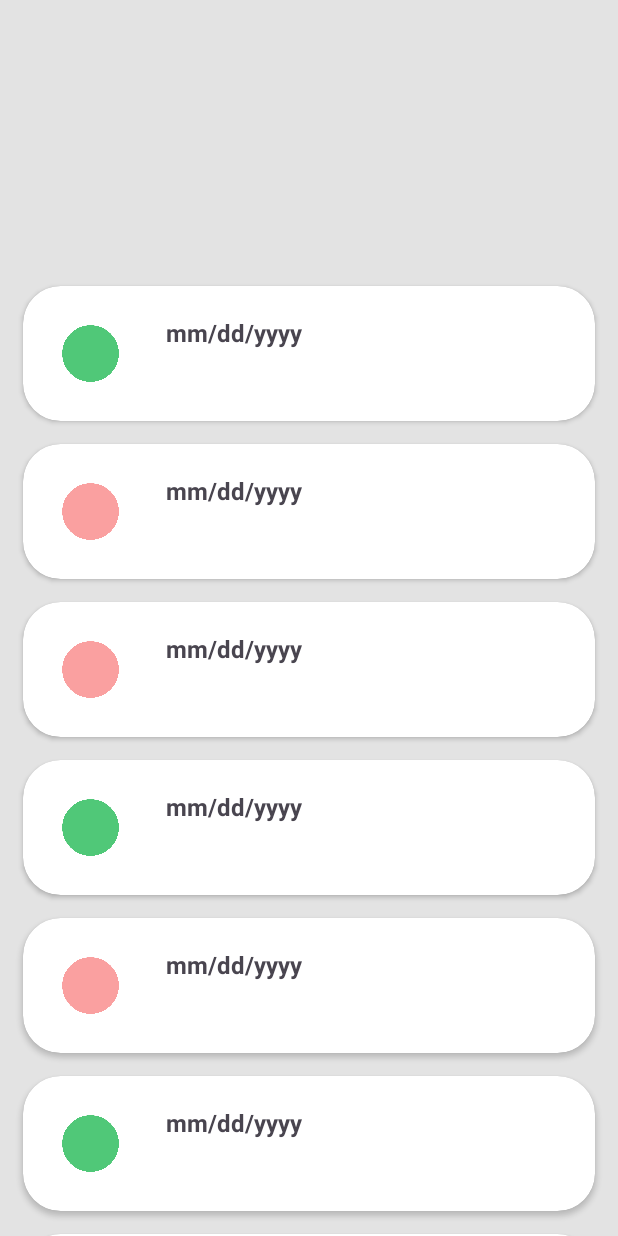
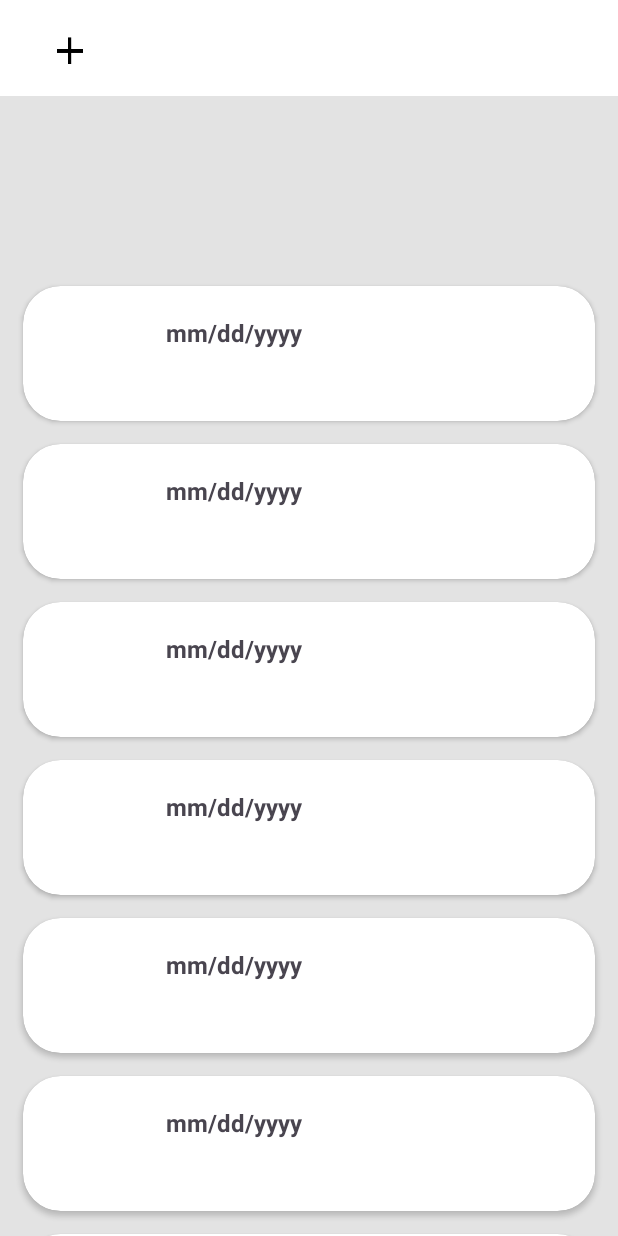
Before and after one commit to GPBarrick/Pace-Application, an Android app: the screen it shows after launch (MainActivity), on a phone screen of 412 x 824 dp. Run offline under Robolectric (Android 15) with nearby library versions, the light colour scheme and no system bars.

Commit message:
Added Toolbar
- added activity AddClientModule
- added a toolbar button to take you to AddClientModule

```diff
--- a/app/src/main/AndroidManifest.xml
+++ b/app/src/main/AndroidManifest.xml
@@ -13,6 +13,9 @@
         android:theme="@style/Theme.Pace"
         tools:targetApi="31">
         <activity
+            android:name=".AddClientModule"
+            android:exported="false" />
+        <activity
             android:name=".MainActivity"
             android:exported="true">
             <intent-filter>
--- a/app/src/main/java/com/example/pace/ClientModule.java
+++ b/app/src/main/java/com/example/pace/ClientModule.java
@@ -1,22 +1,50 @@
 package com.example.pace;
+import java.util.ArrayList;
 public class ClientModule {
 
     private String dateText;
     private int imageResource;
 
-    //constructor for variable.
-    public ClientModule(String DateText, int imageResource){
+    private float distance;
+    private float milesPerGallon;
+    private float gasPrice;
+    private float income;
+
+    public ClientModule(String DateText){
         this.dateText = DateText;
-        this.imageResource = imageResource;
     }
 
-    //getters
+    public ClientModule(float distance, float milesPerGallon, float gasPrice, float income) {
+        this.distance = distance;
+        this.milesPerGallon = milesPerGallon;
+        this.gasPrice = gasPrice;
+        this.income = income;
+    }
+
+    public void setDateText(String dateText) { this.dateText = dateText; }
     public String getDateText() { return this.dateText; }
+
+    public void setImageResource(int imageResource) { this.imageResource = imageResource; }
     public int getImageResource() { return this.imageResource; }
 
-    //Setters
-    public void setDateText(String dateText) { this.dateText = dateText; }
-    public void setImageResource(int imageResource) { this.imageResource = imageResource; }
+    public void setDistance(float distance) { this.distance = distance; }
+    public float getDistance() { return this.distance; }
+
+    public void setMilesPerGallon(float milesPerGallon) { this.milesPerGallon = milesPerGallon; }
+    public float getMilesPerGallon() { return this.milesPerGallon; }
+
+    public void setGasPrice(float gasPrice) { this.gasPrice = gasPrice; }
+    public float getGasPrice() { return this.gasPrice; }
+
+    public void setIncome(float income) { this.income = income; }
+    public float getIncome() { return income; }
+
+    public float CalculateExpenditure() {
+        return (this.distance / this.milesPerGallon) * this.gasPrice;
+    }
+    public float CalculateExpenditureFromIncome() {
+        return ((this.distance / this.milesPerGallon) * this.gasPrice) - this.income;
+    }
 }
 
 /* 11/5/2023
--- a/app/src/main/java/com/example/pace/MainActivity.java
+++ b/app/src/main/java/com/example/pace/MainActivity.java
@@ -1,9 +1,15 @@
 package com.example.pace;
 import androidx.appcompat.app.AppCompatActivity;
+import androidx.appcompat.widget.Toolbar;
 import androidx.recyclerview.widget.LinearLayoutManager;
 import androidx.recyclerview.widget.RecyclerView;
 
+import android.content.Intent;
 import android.os.Bundle;
+import android.util.Log;
+import android.view.View;
+import android.widget.ImageButton;
+
 public class MainActivity extends AppCompatActivity {
     @Override
     protected void onCreate(Bundle savedInstanceState) {
@@ -11,6 +17,10 @@ public class MainActivity extends AppCompatActivity {
         setContentView(R.layout.activity_main);
 
         InitializeTest();
+
+        InitializeToolbarProperties();
+
+        AddClientButton();
 
         InitializeViews();
 
@@ -20,6 +30,25 @@ public class MainActivity extends AppCompatActivity {
     public Test t;
     private void InitializeTest() { this.t = new Test(); }
 
+    /* 11/6/2023 Initialize the Toolbar */
+    public Toolbar toolbar;
+    public ImageButton toolbarAddClientButton;
+    private void InitializeToolbarProperties() {
+        this.toolbar = findViewById(R.id.app_toolbar);
+        setSupportActionBar(this.toolbar);
+        this.toolbarAddClientButton = findViewById(R.id.app_toolbar_add_button);
+    }
+
+    /* 11/6/2023 Initialize the Toolbar ImageButton */
+    private void AddClientButton() {
+        this.toolbarAddClientButton.setOnClickListener(new View.OnClickListener() {
+            @Override
+            public void onClick(View view) {
+                Intent intent = new Intent(MainActivity.this, AddClientModule.class);
+                startActivity(intent);
+            }
+        });
+    }
 
     /* 11/5/2023 Set the xml elements to their public member objects */
     public RecyclerView dayList, averagesList;
--- a/app/src/main/java/com/example/pace/Test.java
+++ b/app/src/main/java/com/example/pace/Test.java
@@ -5,14 +5,14 @@ public class Test {
     /* 11/5/2023 Function responsible for populating data structure*/
     public ArrayList<ClientModule> populateClientModuleList() {
         ArrayList<ClientModule> clientModuleList = new ArrayList<>();
-        clientModuleList.add(new ClientModule("mm/dd/yyyy", R.drawable.green_circle));
-        clientModuleList.add(new ClientModule("mm/dd/yyyy", R.drawable.red_circle));
-        clientModuleList.add(new ClientModule("mm/dd/yyyy", R.drawable.red_circle));
-        clientModuleList.add(new ClientModule("mm/dd/yyyy", R.drawable.green_circle));
-        clientModuleList.add(new ClientModule("mm/dd/yyyy", R.drawable.red_circle));
-        clientModuleList.add(new ClientModule("mm/dd/yyyy", R.drawable.green_circle));
-        clientModuleList.add(new ClientModule("mm/dd/yyyy", R.drawable.green_circle));
-        clientModuleList.add(new ClientModule("mm/dd/yyyy", R.drawable.green_circle));
+        clientModuleList.add(new ClientModule("mm/dd/yyyy"));
+        clientModuleList.add(new ClientModule("mm/dd/yyyy"));
+        clientModuleList.add(new ClientModule("mm/dd/yyyy"));
+        clientModuleList.add(new ClientModule("mm/dd/yyyy"));
+        clientModuleList.add(new ClientModule("mm/dd/yyyy"));
+        clientModuleList.add(new ClientModule("mm/dd/yyyy"));
+        clientModuleList.add(new ClientModule("mm/dd/yyyy"));
+        clientModuleList.add(new ClientModule("mm/dd/yyyy"));
         return clientModuleList;
     }
 
--- a/app/src/main/res/layout/activity_main.xml
+++ b/app/src/main/res/layout/activity_main.xml
@@ -4,7 +4,7 @@
     xmlns:app="http://schemas.android.com/apk/res-auto"
     xmlns:tools="http://schemas.android.com/tools"
     android:layout_width="match_parent"
-    android:layout_height="match_parent"
+    android:layout_height="wrap_content"
     android:background="@color/gray_accent_1"
     tools:context=".MainActivity">
 
@@ -42,4 +42,9 @@
         android:layout_centerHorizontal="true"
         />
 
+    <!-- 11/6/2023 Include the app_toolbar.xml layout -->
+
+    <include
+        layout="@layout/app_toolbar"/>
+
 </RelativeLayout>
--- /dev/null
+++ b/app/src/main/res/layout/app_toolbar.xml
@@ -0,0 +1,29 @@
+<?xml version="1.0" encoding="utf-8"?>
+<androidx.appcompat.widget.Toolbar
+    xmlns:android="http://schemas.android.com/apk/res/android"
+    android:id="@+id/app_toolbar"
+    android:layout_width="match_parent"
+    android:layout_height="?attr/actionBarSize"
+    android:background="@color/white">
+
+    <RelativeLayout
+        android:layout_width="match_parent"
+        android:layout_height="match_parent">
+
+        <ImageButton
+            android:id="@+id/app_toolbar_add_button"
+            android:layout_width="wrap_content"
+            android:layout_height="wrap_content"
+            android:layout_alignParentStart="true"
+            android:layout_alignParentTop="true"
+            android:layout_alignParentEnd="true"
+            android:layout_alignParentBottom="true"
+            android:layout_marginStart="10dp"
+            android:layout_marginTop="11dp"
+            android:layout_marginEnd="345dp"
+            android:layout_marginBottom="11dp"
+            android:background="@drawable/plus_icon"/>
+
+    </RelativeLayout>
+
+</androidx.appcompat.widget.Toolbar>
```
Also changed, not shown: app/src/main/java/com/example/pace/AddClientModule.java (added, +10 -0 lines), app/src/main/res/layout/activity_add_client_module.xml (added, +9 -0 lines), app/src/main/res/layout/tool_bar_layout.xml (deleted, +0 -47 lines), app/src/main/res/drawable/plus_icon.png (added).
